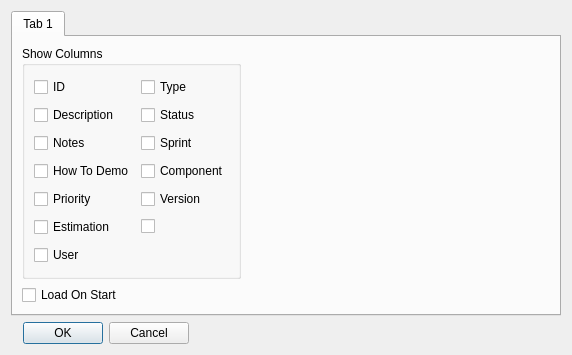
This is setupdialog.ui in jmreyen/starfish as Qt 5 draws it before an edit. The edited form follows.
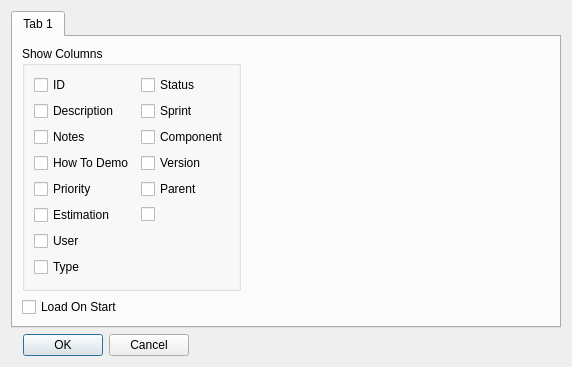
This is the edited form. Icons and pictures are not drawn.

What changed in the file:
```diff
--- a/setupdialog.ui
+++ b/setupdialog.ui
@@ -55,13 +55,6 @@
             </property>
            </widget>
           </item>
-          <item row="0" column="1">
-           <widget class="QCheckBox" name="checkBox_7">
-            <property name="text">
-             <string>Type</string>
-            </property>
-           </widget>
-          </item>
           <item row="1" column="0">
            <widget class="QCheckBox" name="checkBox_1">
             <property name="text">
@@ -69,13 +62,6 @@
             </property>
            </widget>
           </item>
-          <item row="1" column="1">
-           <widget class="QCheckBox" name="checkBox_8">
-            <property name="text">
-             <string>Status</string>
-            </property>
-           </widget>
-          </item>
           <item row="2" column="0">
            <widget class="QCheckBox" name="checkBox_2">
             <property name="text">
@@ -83,13 +69,6 @@
             </property>
            </widget>
           </item>
-          <item row="2" column="1">
-           <widget class="QCheckBox" name="checkBox_9">
-            <property name="text">
-             <string>Sprint</string>
-            </property>
-           </widget>
-          </item>
           <item row="3" column="0">
            <widget class="QCheckBox" name="checkBox_3">
             <property name="text">
@@ -97,13 +76,6 @@
             </property>
            </widget>
           </item>
-          <item row="3" column="1">
-           <widget class="QCheckBox" name="checkBox_10">
-            <property name="text">
-             <string>Component</string>
-            </property>
-           </widget>
-          </item>
           <item row="4" column="0">
            <widget class="QCheckBox" name="checkBox_4">
             <property name="text">
@@ -111,23 +83,65 @@
             </property>
            </widget>
           </item>
-          <item row="4" column="1">
-           <widget class="QCheckBox" name="checkBox_11">
-            <property name="text">
-             <string>Version</string>
-            </property>
-           </widget>
-          </item>
-          <item row="5" column="0">
+          <item row="7" column="0">
            <widget class="QCheckBox" name="checkBox_5">
             <property name="text">
              <string>Estimation</string>
             </property>
            </widget>
           </item>
-          <item row="5" column="1">
+          <item row="8" column="0">
+           <widget class="QCheckBox" name="checkBox_6">
+            <property name="text">
+             <string>User</string>
+            </property>
+           </widget>
+          </item>
+          <item row="9" column="0">
+           <widget class="QCheckBox" name="checkBox_7">
+            <property name="text">
+             <string>Type</string>
+            </property>
+           </widget>
+          </item>
+          <item row="0" column="1">
+           <widget class="QCheckBox" name="checkBox_8">
+            <property name="text">
+             <string>Status</string>
+            </property>
+           </widget>
+          </item>
+          <item row="1" column="1">
+           <widget class="QCheckBox" name="checkBox_9">
+            <property name="text">
+             <string>Sprint</string>
+            </property>
+           </widget>
+          </item>
+          <item row="2" column="1">
+           <widget class="QCheckBox" name="checkBox_10">
+            <property name="text">
+             <string>Component</string>
+            </property>
+           </widget>
+          </item>
+          <item row="3" column="1">
+           <widget class="QCheckBox" name="checkBox_11">
+            <property name="text">
+             <string>Version</string>
+            </property>
+           </widget>
+          </item>
+          <item row="4" column="1">
            <widget class="QCheckBox" name="checkBox_12">
             <property name="text">
+             <string>Parent</string>
+            </property>
+           </widget>
+          </item>
+          <item row="7" column="1">
+           <widget class="QCheckBox" name="checkBox_13">
+            <property name="text">
              <string/>
             </property>
             <property name="icon">
@@ -136,13 +150,6 @@
             </property>
            </widget>
           </item>
-          <item row="6" column="0">
-           <widget class="QCheckBox" name="checkBox_6">
-            <property name="text">
-             <string>User</string>
-            </property>
-           </widget>
-          </item>
          </layout>
         </widget>
        </item>
```
